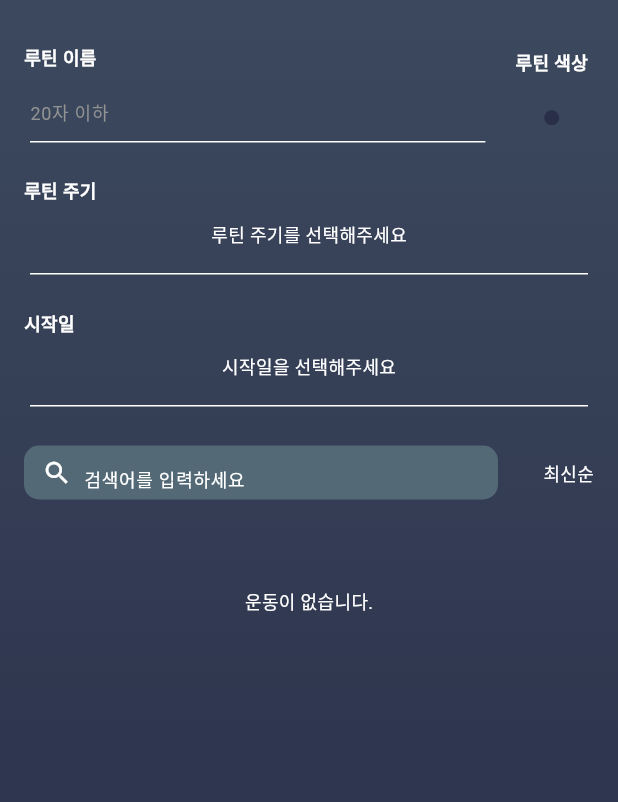
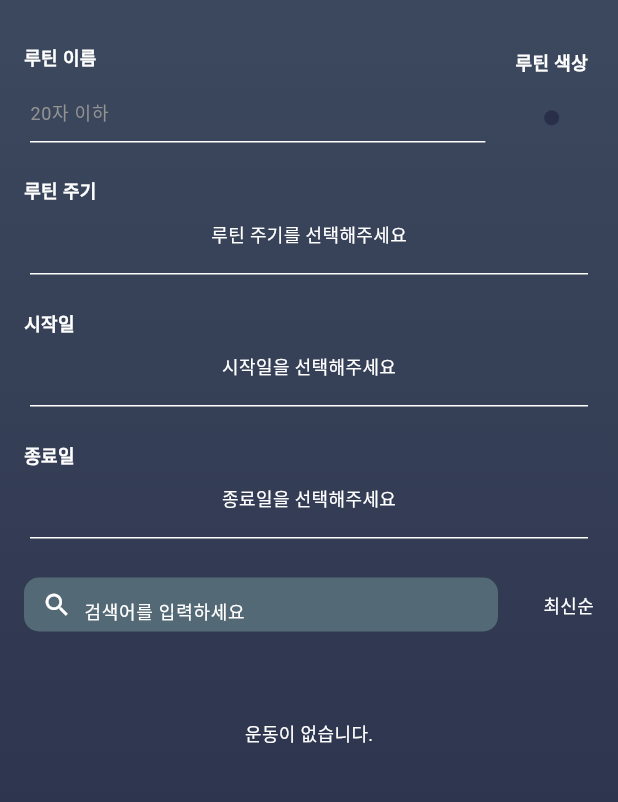
Before and after one commit to Yu-sooho/gym-mobile-app, a Flutter app: the RoutineAddScreen screen opened by its route, on a phone screen of 412 x 824 dp, the part 117-919 px from its top. Run offline on Flutter 3.47's test engine with Material 3 defaults, Android fonts, the phone set to English and light mode, and no system bars; drawn by our look-alikes of custom_refresh_indicator, keyboard_dismisser; our stand-ins replace cached_network_image, cloud_firestore, firebase_analytics, firebase_auth, firebase_core, firebase_messaging and 12 more; missing offline and left inert: flutter_naver_login, kakao_flutter_sdk_common, kakao_flutter_sdk_user; accounts and stored records are empty; network calls fail; Roboto replaces fonts that are missing (Nanum).

Commit message:
Feat: changed routine add or delete fucntions

```diff
--- a/lib/screens/home/routine/routine_add_screen.dart
+++ b/lib/screens/home/routine/routine_add_screen.dart
@@ -52,7 +52,8 @@ class _RoutineAddScreenState extends State<RoutineAddScreen> {
   bool isShow = false;
   Duration duration = Duration(milliseconds: 250);
 
-  DateTime? _selectedDate;
+  DateTime? _selectedStartDate;
+  DateTime? _selectedEndDate;
 
   List<String> selectExercise = [];
   List<Exercise> selectExerciseDetail = [];
@@ -101,7 +102,7 @@ class _RoutineAddScreenState extends State<RoutineAddScreen> {
       isEditSetting();
     }
     if (widget.startDate != null) {
-      _selectedDate = widget.startDate;
+      _selectedStartDate = widget.startDate;
     }
     await getExerciseList();
   }
@@ -116,7 +117,12 @@ class _RoutineAddScreenState extends State<RoutineAddScreen> {
 
     if (widget.routine!.startDate != null) {
       setState(() {
-        _selectedDate = widget.routine!.startDate?.toDate();
+        _selectedStartDate = widget.routine!.startDate?.toDate();
+      });
+    }
+    if (widget.routine!.endDate != null) {
+      setState(() {
+        _selectedEndDate = widget.routine!.endDate?.toDate();
       });
     }
     if (widget.routine?.exercises != null) {
@@ -283,6 +289,15 @@ class _RoutineAddScreenState extends State<RoutineAddScreen> {
 
   void onPressAdd(BuildContext context) async {
     try {
+      if (_selectedEndDate != null && _selectedStartDate != null) {
+        if (_selectedEndDate!.isBefore(_selectedStartDate!)) {
+          stores.appStateController.showToast(stores.localizationController
+              .localiztionRoutineAddScreen()
+              .errorOverDate);
+          return;
+        }
+      }
+
       stores.appStateController.setIsLoading(true, context);
 
       await networkProviders.routineProvider.postCustomRoutine({
@@ -290,9 +305,12 @@ class _RoutineAddScreenState extends State<RoutineAddScreen> {
         'routineCycle': '$routineCycle',
         'exercises': selectExercise,
         'color': colorToString(selectedColor),
-        'startDate':
-            _selectedDate != null ? DateTime.parse('$_selectedDate') : null,
-        'endDate': null,
+        'startDate': _selectedStartDate != null
+            ? DateTime.parse('$_selectedStartDate')
+            : null,
+        'endDate': _selectedEndDate != null
+            ? DateTime.parse('$_selectedEndDate')
+            : null,
         'isEnded': null,
         'executionDate': null,
       });
@@ -330,9 +348,12 @@ class _RoutineAddScreenState extends State<RoutineAddScreen> {
         'routineCycle': '$routineCycle',
         'exercises': selectExercise,
         'color': colorToString(selectedColor),
-        'startDate':
-            _selectedDate != null ? DateTime.parse('$_selectedDate') : null,
-        'endDate': null,
+        'startDate': _selectedStartDate != null
+            ? DateTime.parse('$_selectedStartDate')
+            : null,
+        'endDate': _selectedEndDate != null
+            ? DateTime.parse('$_selectedEndDate')
+            : null,
         'isEnded': null,
         'executionDate': null,
       }, docName);
@@ -395,7 +416,7 @@ class _RoutineAddScreenState extends State<RoutineAddScreen> {
     }
   }
 
-  Future<void> selectDate(BuildContext context) async {
+  Future<void> selectDate(BuildContext context, bool isEnd) async {
     final DateTime? picked = await showDatePicker(
         context: context,
         initialDate: DateTime.now(),
@@ -474,10 +495,16 @@ class _RoutineAddScreenState extends State<RoutineAddScreen> {
             child: child!,
           );
         });
-    if (picked != null && picked != _selectedDate) {
-      setState(() {
-        _selectedDate = picked;
-      });
+    if (picked != null) {
+      if (isEnd && picked != _selectedEndDate) {
+        setState(() {
+          _selectedEndDate = picked;
+        });
+      } else if (picked != _selectedStartDate) {
+        setState(() {
+          _selectedStartDate = picked;
+        });
+      }
     }
   }
 
@@ -897,7 +924,7 @@ class _RoutineAddScreenState extends State<RoutineAddScreen> {
             Padding(
               padding: EdgeInsets.fromLTRB(20, 0, 20, 0),
               child: InkWell(
-                onTap: () => selectDate(context),
+                onTap: () => selectDate(context, false),
                 child: Container(
                   decoration: BoxDecoration(
                     border: Border(
@@ -914,15 +941,66 @@ class _RoutineAddScreenState extends State<RoutineAddScreen> {
                     padding: EdgeInsets.only(bottom: 12),
                     child: Align(
                       child: Text(
-                        _selectedDate != null
+                        _selectedStartDate != null
                             ? DateFormat(stores.localizationController
                                     .localiztionRoutineAddScreen()
                                     .dateFormat)
-                                .format(_selectedDate!)
+                                .format(_selectedStartDate!)
                             : stores.localizationController
                                 .localiztionRoutineAddScreen()
                                 .selectedDate,
-                        style: _selectedDate != null
+                        style: _selectedStartDate != null
+                            ? stores.fontController.customFont().bold12
+                            : stores.fontController.customFont().medium12,
+                      ),
+                    ),
+                  ),
+                ),
+              ),
+            ),
+            Padding(
+              padding: EdgeInsets.fromLTRB(16, 16, 0, 0),
+              child: SizedBox(
+                  height: 32,
+                  child: Align(
+                    alignment: Alignment.centerLeft,
+                    child: Text(
+                      stores.localizationController
+                          .localiztionRoutineAddScreen()
+                          .endDate,
+                      style: stores.fontController.customFont().bold12,
+                    ),
+                  )),
+            ),
+            Padding(
+              padding: EdgeInsets.fromLTRB(20, 0, 20, 0),
+              child: InkWell(
+                onTap: () => selectDate(context, true),
+                child: Container(
+                  decoration: BoxDecoration(
+                    border: Border(
+                      bottom: BorderSide(
+                          width: 1,
+                          color: stores.colorController
+                              .customColor()
+                              .buttonDefaultColor),
+                    ),
+                  ),
+                  width: double.infinity,
+                  height: 40,
+                  child: Padding(
+                    padding: EdgeInsets.only(bottom: 12),
+                    child: Align(
+                      child: Text(
+                        _selectedEndDate != null
+                            ? DateFormat(stores.localizationController
+                                    .localiztionRoutineAddScreen()
+                                    .dateFormat)
+                                .format(_selectedEndDate!)
+                            : stores.localizationController
+                                .localiztionRoutineAddScreen()
+                                .selectedEndDate,
+                        style: _selectedEndDate != null
                             ? stores.fontController.customFont().bold12
                             : stores.fontController.customFont().medium12,
                       ),
--- a/lib/screens/home/routine/routine_screen.dart
+++ b/lib/screens/home/routine/routine_screen.dart
@@ -198,6 +198,9 @@ class _RoutineScreenState extends State<RoutineScreen> {
               setState(() {
                 routineLoading = true;
               });
+              stores.routineStateController.deleteRoutineFromMap(
+                  stores.routineStateController.calendarRoutineList, routine);
+
               final result = await networkProviders.routineProvider
                   .deleteCustomRoutine(routine.id);
               if (result) {
--- a/lib/stores/localization/localization_controller.dart
+++ b/lib/stores/localization/localization_controller.dart
@@ -312,6 +312,7 @@ class RoutineAddScreenText {
   final String startDate;
   final String endDate;
   final String selectedDate;
+  final String selectedEndDate;
   final String dateFormat;
   final String executionCount;
   final String allCount;
@@ -320,6 +321,7 @@ class RoutineAddScreenText {
   final String week;
   final String startDateHintText;
   final String routineCycle;
+  final String errorOverDate;
 
   RoutineAddScreenText(
       {required this.title,
@@ -345,6 +347,7 @@ class RoutineAddScreenText {
       required this.startDate,
       required this.endDate,
       required this.selectedDate,
+      required this.selectedEndDate,
       required this.dateFormat,
       required this.executionCount,
       required this.allCount,
@@ -352,7 +355,8 @@ class RoutineAddScreenText {
       required this.day,
       required this.week,
       required this.startDateHintText,
-      required this.routineCycle});
+      required this.routineCycle,
+      required this.errorOverDate});
 }
 
 class ExerciseScreenText {
@@ -793,6 +797,7 @@ class LocalizationController extends GetxController {
         startDate: RoutineAddScreenTextEn().startDate,
         endDate: RoutineAddScreenTextEn().endDate,
         selectedDate: RoutineAddScreenTextEn().selectedDate,
+        selectedEndDate: RoutineAddScreenTextEn().selectedEndDate,
         dateFormat: RoutineAddScreenTextEn().dateFormat,
         executionCount: RoutineAddScreenTextEn().executionCount,
         allCount: RoutineAddScreenTextEn().allCount,
@@ -800,7 +805,9 @@ class LocalizationController extends GetxController {
         day: RoutineAddScreenTextEn().day,
         week: RoutineAddScreenTextEn().week,
         startDateHintText: RoutineAddScreenTextEn().startDateHintText,
-          routineCycle: RoutineAddScreenTextEn().routineCycle);
+        routineCycle: RoutineAddScreenTextEn().routineCycle,
+        errorOverDate: RoutineAddScreenTextEn().errorOverDate,
+      );
       return routineAddScreenText;
     } else {
       RoutineAddScreenText routineAddScreenText = RoutineAddScreenText(
@@ -827,6 +834,7 @@ class LocalizationController extends GetxController {
         startDate: RoutineAddScreenTextKr().startDate,
         endDate: RoutineAddScreenTextKr().endDate,
         selectedDate: RoutineAddScreenTextKr().selectedDate,
+        selectedEndDate: RoutineAddScreenTextKr().selectedEndDate,
         dateFormat: RoutineAddScreenTextKr().dateFormat,
         executionCount: RoutineAddScreenTextKr().executionCount,
         allCount: RoutineAddScreenTextKr().allCount,
@@ -834,7 +842,9 @@ class LocalizationController extends GetxController {
         day: RoutineAddScreenTextKr().day,
         week: RoutineAddScreenTextKr().week,
         startDateHintText: RoutineAddScreenTextKr().startDateHintText,
-          routineCycle: RoutineAddScreenTextKr().routineCycle);
+        routineCycle: RoutineAddScreenTextKr().routineCycle,
+        errorOverDate: RoutineAddScreenTextKr().errorOverDate,
+      );
       return routineAddScreenText;
     }
   }
--- a/lib/stores/localization/routine_add_screen_text.dart
+++ b/lib/stores/localization/routine_add_screen_text.dart
@@ -23,6 +23,7 @@ class RoutineAddScreenTextKr {
   String startDate = '시작일';
   String endDate = '종료일';
   String selectedDate = '시작일을 선택해주세요';
+  String selectedEndDate = '종료일을 선택해주세요';
   String dateFormat = 'yyyy년 MM월 dd일';
   String executionCount = '실행 횟수';
   String allCount = '운동 횟수';
@@ -31,6 +32,7 @@ class RoutineAddScreenTextKr {
   String week = '주';
   String startDateHintText = '루틴 주기를 선택해주세요';
   String routineCycle = '루틴';
+  String errorOverDate = '종료일이 시작일보다 빠를 순 없습니다.';
 }
 
 class RoutineAddScreenTextEn {
@@ -58,6 +60,7 @@ class RoutineAddScreenTextEn {
   String startDate = '시작일';
   String endDate = '종료일';
   String selectedDate = '시작일을 선택해주세요';
+  String selectedEndDate = '종료일을 선택해주세요';
   String dateFormat = 'yyyy년 MM월 dd일';
   String executionCount = '실행 횟수';
   String allCount = '운동 횟수';
@@ -66,4 +69,5 @@ class RoutineAddScreenTextEn {
   String week = '주';
   String startDateHintText = '루틴 주기를 선택해주세요';
   String routineCycle = '루틴';
+  String errorOverDate = '종료일이 시작일보다 빠를 순 없습니다.';
 }
```
Also changed, not shown: lib/screens/home/calendar/calendar_screen.dart (+2 -11 lines), lib/stores/routine_state_controller.dart (+14 -0 lines). Lines whose indentation alone changed are shown as unchanged.
